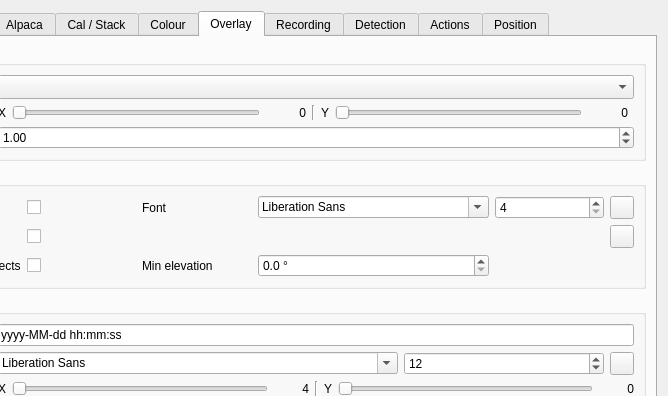
Above: plugins/feature/camera/camerasettingsdialog.ui from srcejon/sdrangel before the change; both pictures show x 142 to 810 and y 0 to 396 of the 810 by 1027 pixel window. Below: the same form after it.
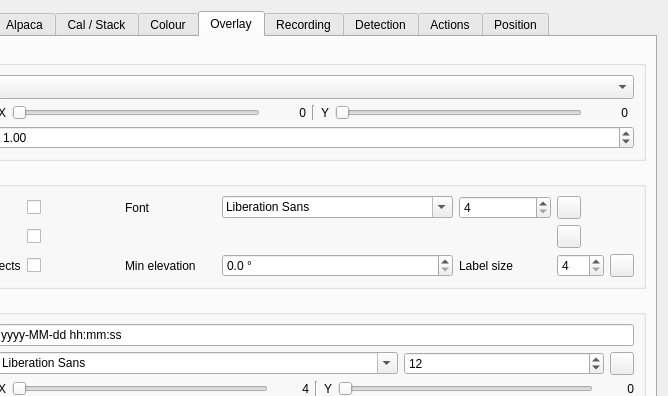
That is the form after the change. The open tabs and pages were chosen to show the change. Icons and pictures are not drawn.

Commit message: Add camera tracked object label styling

What changed in the file:
```diff
--- a/plugins/feature/camera/camerasettingsdialog.ui
+++ b/plugins/feature/camera/camerasettingsdialog.ui
@@ -2613,6 +2613,39 @@
             </property>
            </widget>
           </item>
+          <item row="2" column="5">
+           <widget class="QLabel" name="trackObjectFontScaleLabel">
+            <property name="text">
+             <string>Label size</string>
+            </property>
+           </widget>
+          </item>
+          <item row="2" column="6">
+           <widget class="QDoubleSpinBox" name="trackObjectFontScaleSpin">
+            <property name="toolTip">
+             <string>Font point size for tracked object labels</string>
+            </property>
+            <property name="decimals">
+             <number>0</number>
+            </property>
+            <property name="minimum">
+             <double>4.000000000000000</double>
+            </property>
+            <property name="maximum">
+             <double>144.000000000000000</double>
+            </property>
+           </widget>
+          </item>
+          <item row="2" column="7">
+           <widget class="QToolButton" name="trackObjectColorButton">
+            <property name="toolTip">
+             <string>Select tracked object label colour</string>
+            </property>
+            <property name="text">
+             <string/>
+            </property>
+           </widget>
+          </item>
          </layout>
         </widget>
        </item>
```
The commit also changes 5 other files.
